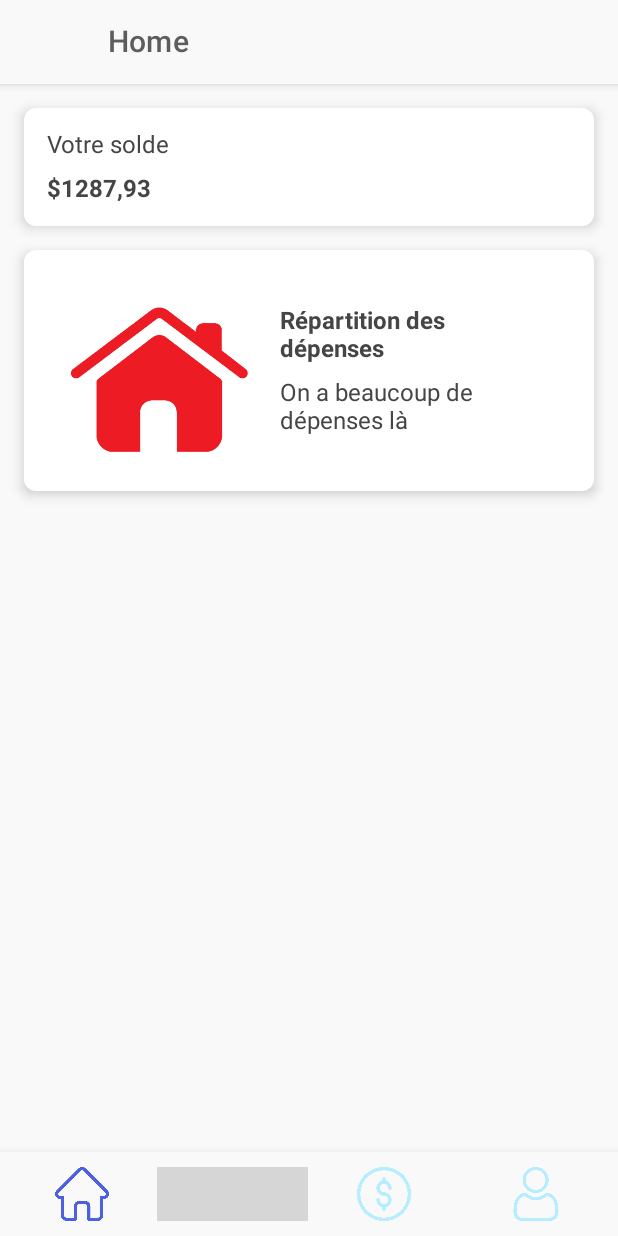
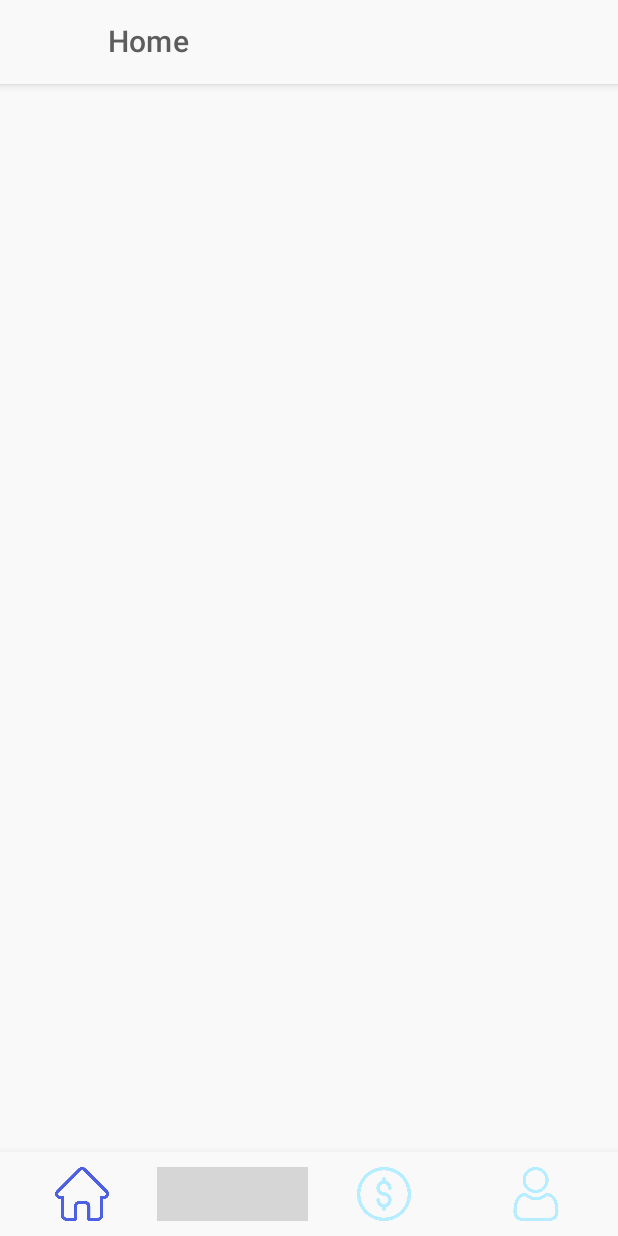
Before and after one commit to louislouislouislouis/androidMoneyVisualizer, an Android app built with Jetpack Compose: the screen it shows after launch (MainActivity), on a phone screen of 412 x 824 dp. Run offline under Robolectric (Android 15) with nearby library versions, the phone set to English and light mode, and no system bars; our stand-ins replace window size class; libraries missing offline, so code that uses them is left out: com.plaid.link; grey boxes are pictures that could not be loaded.

Commit message:
Modification pour merge

```diff
--- a/app/src/main/java/com/succiue/myapplication/MainActivity.kt
+++ b/app/src/main/java/com/succiue/myapplication/MainActivity.kt
@@ -16,7 +16,6 @@ import com.plaid.link.result.LinkExit
 import com.plaid.link.result.LinkSuccess
 import com.succiue.myapplication.data.model.User
 import com.succiue.myapplication.ui.screens.AppScreen
-import com.succiue.myapplication.ui.screens.MoneyVizualizerHome
 import com.succiue.myapplication.ui.theme.MyApplicationTheme
 import com.succiue.myapplication.ui.viewmodels.MainViewController
 import com.succiue.myapplication.utils.getSerializable
--- a/app/src/main/java/com/succiue/myapplication/ui/screens/HomeScreen.kt
+++ /dev/null
@@ -1,221 +0,0 @@
-package com.succiue.myapplication.ui.screens
-
-import android.annotation.SuppressLint
-import android.widget.Toast
-import androidx.annotation.StringRes
-import androidx.compose.foundation.Image
-import androidx.compose.foundation.clickable
-import androidx.compose.foundation.interaction.MutableInteractionSource
-import androidx.compose.foundation.layout.*
-import androidx.compose.foundation.shape.RoundedCornerShape
-import androidx.compose.material.*
-import androidx.compose.material.icons.Icons
-import androidx.compose.material.icons.filled.*
-import androidx.compose.material.ripple.rememberRipple
-import androidx.compose.runtime.*
-import androidx.compose.ui.Alignment
-import androidx.compose.ui.Modifier
-import androidx.compose.ui.graphics.Color
-import androidx.compose.ui.graphics.vector.ImageVector
-import androidx.compose.ui.layout.ContentScale
-import androidx.compose.ui.platform.LocalContext
-import androidx.compose.ui.res.painterResource
-import androidx.compose.ui.res.stringResource
-import androidx.compose.ui.text.SpanStyle
-import androidx.compose.ui.text.buildAnnotatedString
-import androidx.compose.ui.text.font.FontWeight
-import androidx.compose.ui.text.withStyle
-import androidx.compose.ui.unit.dp
-import androidx.navigation.NavController
-import androidx.navigation.NavDestination.Companion.hierarchy
-import androidx.navigation.NavGraph.Companion.findStartDestination
-import androidx.navigation.compose.NavHost
-import androidx.navigation.compose.composable
-import androidx.navigation.compose.currentBackStackEntryAsState
-import androidx.navigation.compose.rememberNavController
-import com.succiue.myapplication.R
-import com.succiue.myapplication.ui.fragment.CustomButtom
-import com.succiue.myapplication.ui.fragment.valueToken
-import com.succiue.myapplication.ui.viewmodels.MainViewController
-
-
-//@Preview(showBackground = true, showSystemUi = true)
-@Composable
-fun MoneyVizualizerHome(viewModel: MainViewController, navController: NavController) {
-    val ctx = LocalContext.current
-    if (viewModel.isLoading.value) {
-        Text(text = "LOADING")
-    } else {
-        if (viewModel.needAnAccess.value) {
-            Column(
-                horizontalAlignment = Alignment.CenterHorizontally,
-            ) {
-                Text("Hello" + viewModel.user.displayName)
-                Text(text = "U DO NOT HAVE AN ACCOUNT TO THE BANK! FUCK")
-                valueToken(
-                    text1 = viewModel.linkToken.value,
-                    text2 = viewModel.publicToken.value,
-                    text3 = viewModel.accessToken.value
-                )
-                CustomButtom(stringResource(R.string.welcoming_user)) {
-                    viewModel.linkAccount(ctx)
-                }
-                CustomButtom(stringResource(R.string.connectToGoogle)) {
-                    viewModel.connectToGoogle(ctx)
-                }
-            }
-        } else {
-            Column() {
-                Text(text = "U ALREADY HAVE AN ACCOUNT TO THE BANK! AMAZING")
-                CustomButtom(stringResource(R.string.connectToGoogle)) {
-                    viewModel.connectToGoogle(ctx)
-                }
-            }
-
-        }
-    }
-}
-
-@SuppressLint("UnusedMaterialScaffoldPaddingParameter")
-@Composable
-fun Home(modifier: Modifier = Modifier, navController: NavController) {
-    Scaffold () {
-        Column() {
-            Surface1()
-            Surface2()
-        }
-
-    }
-}
-
-@Composable
-fun Surface1(){
-    val context = LocalContext.current
-
-    Surface (
-        shape = RoundedCornerShape(8.dp),
-        elevation = 5.dp,
-        modifier = Modifier
-            .fillMaxWidth()
-            .padding(start = 16.dp, end = 16.dp,top = 16.dp, bottom = 0.dp)
-    ){
-        Column(
-            modifier = Modifier
-                .clickable(
-                    interactionSource = CreateMutableInteractionSource(),
-                    indication = CreateIndication(color = MaterialTheme.colors.onPrimary),
-                    onClick = {
-                        Toast
-                            .makeText(context, "Go to Dépenses", Toast.LENGTH_SHORT)
-                            .show()
-                    }
-
-                )
-                .padding(15.dp)
-        ) {
-
-
-            Text(
-                buildAnnotatedString {
-                    withStyle(
-                        style = SpanStyle(color =  MaterialTheme.colors.onPrimary)
-                    ){
-                        append("Votre solde")
-                    }
-                }
-            )
-
-            Spacer(modifier = Modifier.padding(vertical = 5.dp))
-
-            Text(
-                buildAnnotatedString {
-                    withStyle(
-                        style = SpanStyle(fontWeight = FontWeight.Bold, color =  MaterialTheme.colors.onPrimary)
-                    ){
-                        append("$1287,93")
-                    }
-                }
-            )
-        }
-
-    }
-}
-
-@Composable
-fun Surface2(){
-    val context = LocalContext.current
-
-    Surface (
-        shape = RoundedCornerShape(8.dp),
-        elevation = 5.dp,
-        modifier = Modifier
-            .fillMaxWidth()
-            .clickable(
-                interactionSource = CreateMutableInteractionSource(),
-                indication = CreateIndication(color = MaterialTheme.colors.onPrimary),
-                onClick = {
-                    Toast
-                        .makeText(context, "Go to Stats", Toast.LENGTH_SHORT)
-                        .show()
-                }
-
-            )
-            .padding(start = 16.dp, end = 16.dp,top = 16.dp, bottom = 0.dp)
-    ){
-        Row(
-            modifier = Modifier
-                .padding(15.dp),
-            verticalAlignment = Alignment.CenterVertically,
-            horizontalArrangement = Arrangement.Center
-        ) {
-
-            Image(painter = painterResource(id = R.drawable.red_house),
-                contentDescription = null,
-                contentScale = ContentScale.Fit,
-                modifier = Modifier.
-                padding(start = 10.dp)
-                .size(130.dp)
-                )
-            Spacer(modifier = Modifier.padding(vertical = 5.dp))
-
-            Column(
-                modifier = Modifier
-                    .padding(15.dp)
-            ) {
-
-
-                Text(
-                    buildAnnotatedString {
-                        withStyle(
-                            style = SpanStyle(fontWeight = FontWeight.Bold, color =  MaterialTheme.colors.onPrimary)
-                        ){
-                            append("Répartition des dépenses")
-                        }
-                    }
-                )
-
-                Spacer(modifier = Modifier.padding(vertical = 5.dp))
-
-                Text(
-                    buildAnnotatedString {
-                        withStyle(
-                            style = SpanStyle(color =  MaterialTheme.colors.onPrimary)
-                        ){
-                            append("On a beaucoup de dépenses là")
-                        }
-                    }
-                )
-            }
-
-        }
-
-    }
-}
-
-@Composable
-fun CreateMutableInteractionSource(): MutableInteractionSource = remember{
-    MutableInteractionSource()
-}
-
-@Composable
-fun CreateIndication(bounded:Boolean = true, color: Color = MaterialTheme.colors.onPrimary) = rememberRipple(bounded = bounded, color = color)
--- /dev/null
+++ b/app/src/main/java/com/succiue/myapplication/ui/screens/HomeScreen2.kt
@@ -0,0 +1,9 @@
+package com.succiue.myapplication.ui.screens
+
+import androidx.compose.runtime.Composable
+import androidx.compose.ui.Modifier
+import androidx.navigation.NavController
+
+@Composable
+fun Home(modifier: Modifier = Modifier, navController: NavController) {
+}
```
